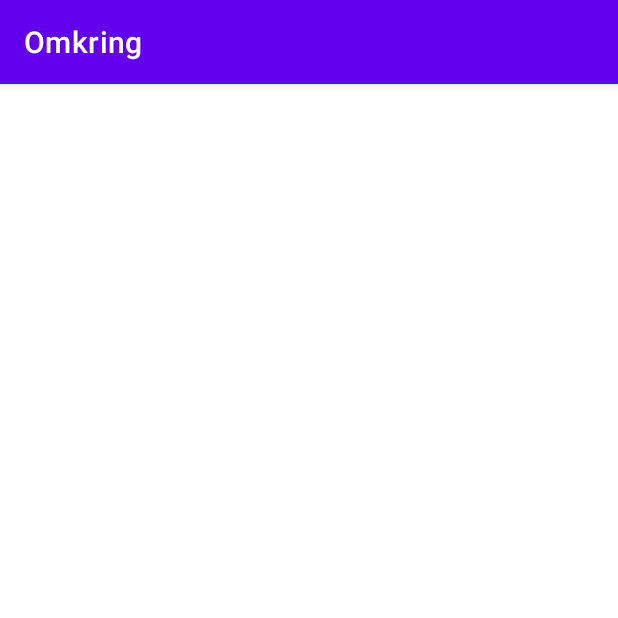
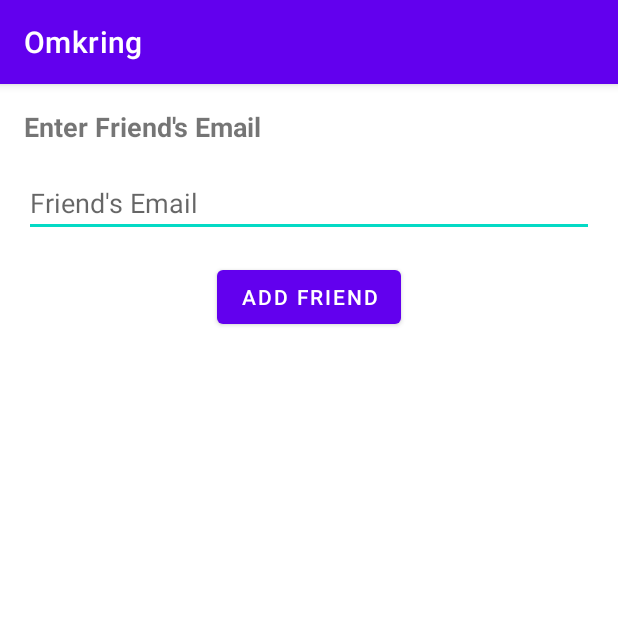
Before and after one commit to h600884/Omkring, an Android app: the KontakterActivity screen opened directly, with no data from a screen before it, on a phone screen of 412 x 824 dp, the top half of it. Run offline under Robolectric (Android 15) with nearby library versions, the phone set to English and light mode, and no system bars; our stand-ins replace Firebase (no records; nobody signed in at launch, a user with empty details on screens opened directly).

Commit message:
Database

```diff
--- a/app/src/main/java/hvl/bachelor/omkring/KontakterActivity.java
+++ b/app/src/main/java/hvl/bachelor/omkring/KontakterActivity.java
@@ -1,14 +1,70 @@
 package hvl.bachelor.omkring;
 
+import android.os.Bundle;
+import android.text.TextUtils;
+import android.view.View;
+import android.widget.Button;
+import android.widget.EditText;
+import android.widget.Toast;
+
+import androidx.annotation.NonNull;
 import androidx.appcompat.app.AppCompatActivity;
 
-import android.os.Bundle;
+import com.google.firebase.auth.FirebaseAuth;
+import com.google.firebase.auth.FirebaseUser;
+import com.google.firebase.database.DatabaseReference;
+import com.google.firebase.database.FirebaseDatabase;
 
 public class KontakterActivity extends AppCompatActivity {
+
+    private EditText etEmail;
+    private Button btnAddFriend;
+
+    private DatabaseReference friendsRef;
+    private FirebaseUser currentUser;
 
     @Override
     protected void onCreate(Bundle savedInstanceState) {
         super.onCreate(savedInstanceState);
         setContentView(R.layout.activity_kontakter);
+
+        etEmail = findViewById(R.id.etEmail);
+        btnAddFriend = findViewById(R.id.btnAddFriend);
+
+        // Get the current user from Firebase Authentication
+        currentUser = FirebaseAuth.getInstance().getCurrentUser();
+
+        // Get the "friends" node reference in the Firebase Realtime Database
+        friendsRef = FirebaseDatabase.getInstance().getReference("friends")
+                .child(currentUser.getUid());
+
+        btnAddFriend.setOnClickListener(new View.OnClickListener() {
+            @Override
+            public void onClick(View v) {
+                addFriend();
+            }
+        });
+    }
+
+    private void addFriend() {
+        String email = etEmail.getText().toString().trim();
+
+        if (TextUtils.isEmpty(email)) {
+            Toast.makeText(this, "Please enter a valid email address", Toast.LENGTH_SHORT).show();
+            return;
+        }
+
+        // Here you can perform additional validations or checks before adding the friend
+
+        // Create a new friend entry using the friend's email as the key
+        DatabaseReference newFriendRef = friendsRef.child(email.replace(".", ","));
+
+        // Set a value in the friend entry, such as "true" to indicate a friendship
+        newFriendRef.setValue(true);
+
+        Toast.makeText(this, "Friend added successfully", Toast.LENGTH_SHORT).show();
+
+        // Clear the input field
+        etEmail.setText("");
     }
 }
--- a/app/src/main/res/layout/activity_kontakter.xml
+++ b/app/src/main/res/layout/activity_kontakter.xml
@@ -1,9 +1,34 @@
 <?xml version="1.0" encoding="utf-8"?>
-<androidx.constraintlayout.widget.ConstraintLayout xmlns:android="http://schemas.android.com/apk/res/android"
-    xmlns:app="http://schemas.android.com/apk/res-auto"
+<LinearLayout xmlns:android="http://schemas.android.com/apk/res/android"
     xmlns:tools="http://schemas.android.com/tools"
     android:layout_width="match_parent"
     android:layout_height="match_parent"
-    tools:context=".KontakterActivity">
+    android:orientation="vertical"
+    android:padding="16dp">
 
-</androidx.constraintlayout.widget.ConstraintLayout>
+    <TextView
+        android:layout_width="wrap_content"
+        android:layout_height="wrap_content"
+        android:text="Enter Friend's Email"
+        android:textSize="18sp"
+        android:textStyle="bold"
+        android:layout_marginBottom="16dp"/>
+
+    <EditText
+        android:id="@+id/etEmail"
+        android:layout_width="match_parent"
+        android:layout_height="wrap_content"
+        android:hint="Friend's Email"
+        android:inputType="textEmailAddress"
+        android:imeOptions="actionDone"
+        android:maxLines="1"
+        android:layout_marginBottom="16dp"/>
+
+    <Button
+        android:id="@+id/btnAddFriend"
+        android:layout_width="wrap_content"
+        android:layout_height="wrap_content"
+        android:text="Add Friend"
+        android:layout_gravity="center"/>
+
+</LinearLayout>
```
Also changed, not shown: app/build.gradle (+7 -1 lines), app/src/main/java/hvl/bachelor/omkring/DashbordActivity.java (+20 -0 lines), app/src/main/java/hvl/bachelor/omkring/MainActivity.java (+13 -0 lines), app/src/main/java/hvl/bachelor/omkring/RegistrerActivity.java (+9 -0 lines), app/src/main/res/layout/item_kontakt.xml (added, +17 -0 lines), 1 other file.
